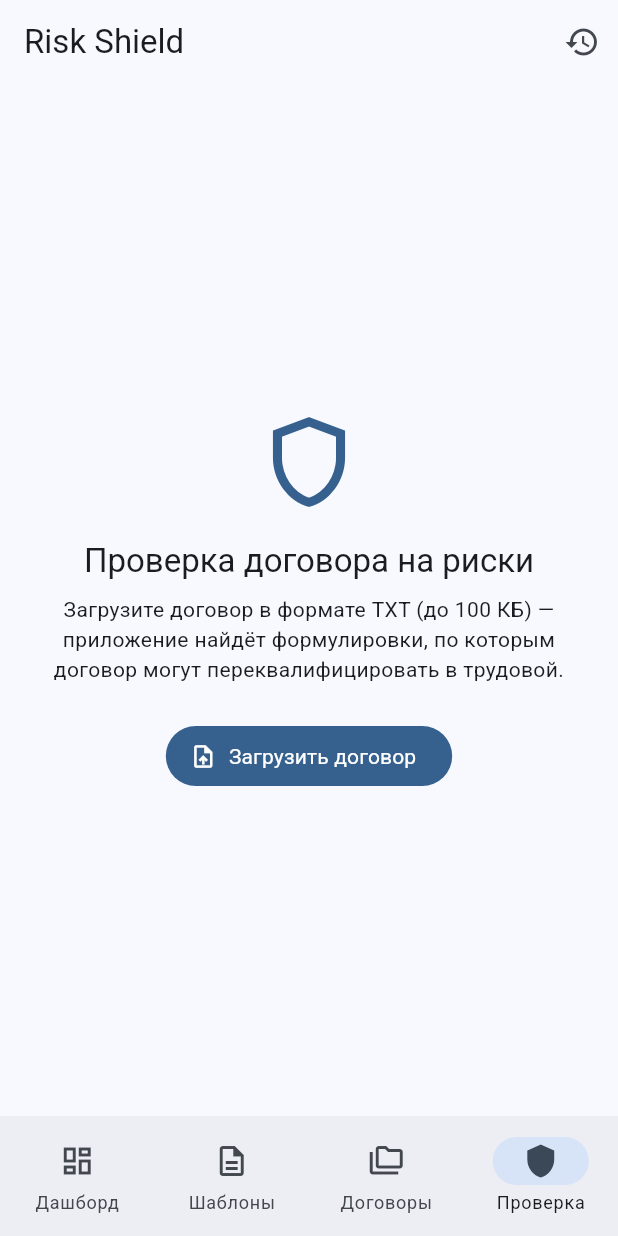
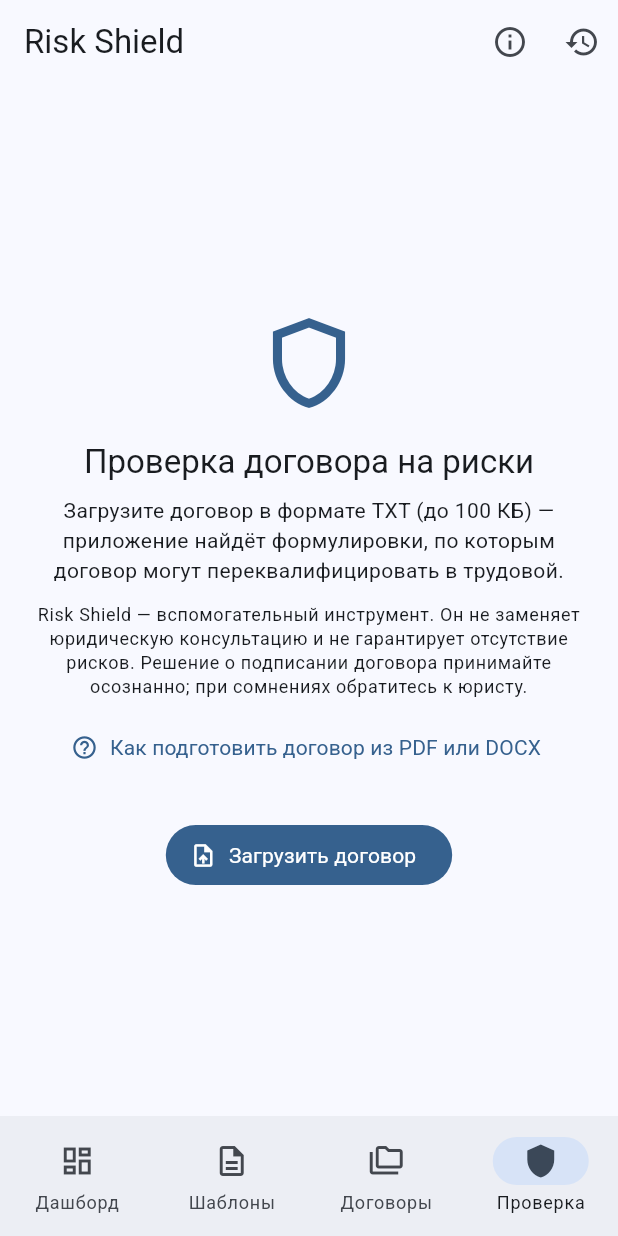
Before and after one commit to AndreyMur/npd-shield, a Flutter app: the screen it shows after launch, item 4 of the bottom bar chosen, on a phone screen of 412 x 824 dp. Run offline on Flutter 3.47's test engine with Material 3 defaults, Android fonts, the phone set to English and light mode, and no system bars; drawn by our look-alikes of dynamic_color; our stand-ins replace file_picker, fl_chart, flutter_secure_storage, isar, pdf, printing and 1 more; missing offline and left inert: encrypt; accounts and stored records are empty; generated files the repository leaves out were written again.

Commit message:
feat: дисклеймер и инструкция PDF/DOCX в TXT в Risk Shield

```diff
--- a/lib/presentation/risk/risk_shield_screen.dart
+++ b/lib/presentation/risk/risk_shield_screen.dart
@@ -7,6 +7,7 @@ import '../../domain/risk/risk_analyzer.dart';
 import '../../domain/risk/risk_file_limits.dart';
 import 'risk_history_screen.dart';
 import 'risk_report_view.dart';
+import 'risk_shield_info_sheet.dart';
 
 /// Экран Risk Shield: загрузка TXT-договора и автоматический анализ рисков.
 class RiskShieldScreen extends StatefulWidget {
@@ -95,6 +96,12 @@ class _RiskShieldScreenState extends State<RiskShieldScreen> {
       appBar: AppBar(
         title: const Text('Risk Shield'),
         actions: [
+          IconButton(
+            key: const Key('risk_info_button'),
+            tooltip: 'Как это работает и как подготовить договор',
+            icon: const Icon(Icons.info_outline),
+            onPressed: () => showRiskShieldInfoSheet(context),
+          ),
           if (widget.reportRepository != null)
             IconButton(
               key: const Key('risk_history_button'),
@@ -165,6 +172,20 @@ class _EmptyState extends StatelessWidget {
               style: theme.textTheme.bodyMedium,
               textAlign: TextAlign.center,
             ),
+            const SizedBox(height: 12),
+            Text(
+              riskShieldDisclaimer,
+              key: const Key('risk_empty_disclaimer'),
+              style: theme.textTheme.bodySmall,
+              textAlign: TextAlign.center,
+            ),
+            const SizedBox(height: 8),
+            TextButton.icon(
+              key: const Key('risk_empty_info_button'),
+              onPressed: () => showRiskShieldInfoSheet(context),
+              icon: const Icon(Icons.help_outline, size: 18),
+              label: const Text('Как подготовить договор из PDF или DOCX'),
+            ),
             if (error != null) ...[
               const SizedBox(height: 16),
               RiskErrorText(error!),
```
Also changed, not shown: lib/presentation/risk/risk_shield_info_sheet.dart (added, +128 -0 lines).
